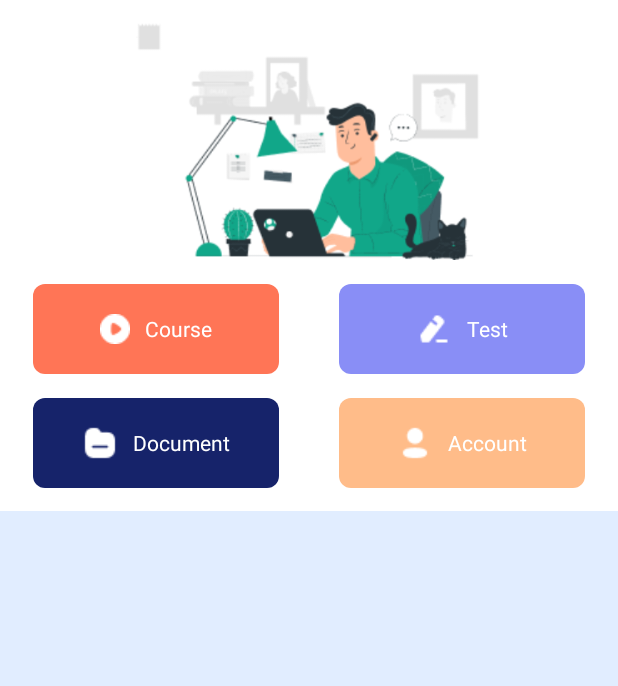
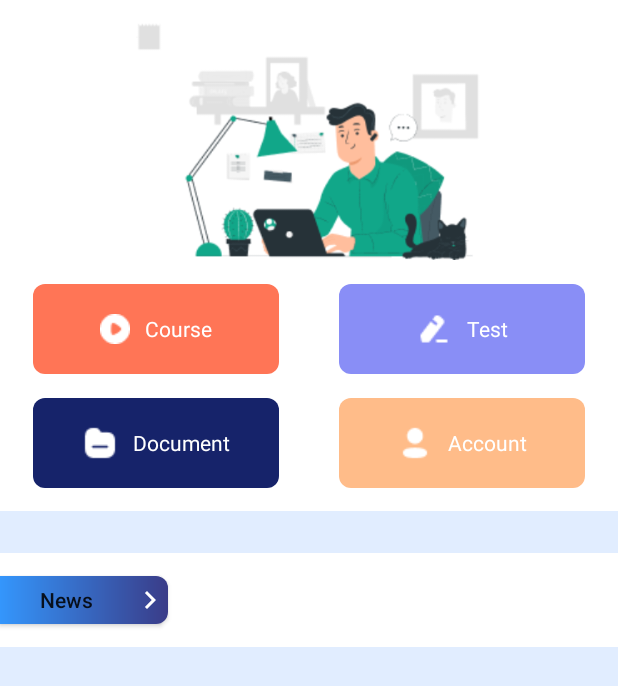
Before and after one commit to Ngoc-Anh12/AppTestOnline, an Android app: the HomeActivity screen opened directly, with no data from a screen before it, on a phone screen of 412 x 824 dp. Shown: the top 686 px of the screen. Run offline under Robolectric (Android 15) with nearby library versions, the phone set to English and light mode, and no system bars.

Commit message:
layout Course

```diff
--- a/app/src/main/AndroidManifest.xml
+++ b/app/src/main/AndroidManifest.xml
@@ -9,7 +9,11 @@
         android:roundIcon="@mipmap/ic_launcher_round"
         android:supportsRtl="true"
         android:theme="@style/Theme.Test">
-        <activity android:name=".home.HomeActivity"></activity>
+        <activity android:name=".test.TestActivity"></activity>
+        <activity android:name=".account.AccountActivity" />
+        <activity android:name=".document.DocumentActivity" />
+        <activity android:name=".course.CourseActivity" />
+        <activity android:name=".home.HomeActivity" />
         <activity android:name=".register.RegisterActivity" />
         <activity android:name=".login.LoginActivity" />
         <activity android:name=".MainActivity">
--- a/app/src/main/java/com/example/test/home/HomeActivity.java
+++ b/app/src/main/java/com/example/test/home/HomeActivity.java
@@ -1,16 +1,57 @@
 package com.example.test.home;
 
 import androidx.appcompat.app.AppCompatActivity;
+import androidx.appcompat.widget.AppCompatButton;
 
+import android.content.Intent;
 import android.os.Bundle;
+import android.view.View;
+import android.widget.LinearLayout;
 
 import com.example.test.R;
+import com.example.test.account.AccountActivity;
+import com.example.test.course.CourseActivity;
+import com.example.test.document.DocumentActivity;
+import com.example.test.test.TestActivity;
 
 public class HomeActivity extends AppCompatActivity {
-
+    View layout;
+    LinearLayout btnCourse, btnTest, btnDoc, btnAcc;
     @Override
     protected void onCreate(Bundle savedInstanceState) {
         super.onCreate(savedInstanceState);
         setContentView(R.layout.activity_home);
+        init();
+        setOnclick();
+    }
+
+    private void setOnclick() {
+        btnCourse.setOnClickListener(view ->{
+            Intent interCourse = new Intent(HomeActivity.this, CourseActivity.class);
+            startActivity(interCourse);
+        });
+
+        btnTest.setOnClickListener(view ->{
+            Intent intentTest = new Intent(HomeActivity.this, TestActivity.class);
+            startActivity(intentTest);
+        });
+
+        btnAcc.setOnClickListener(view ->{
+            Intent intentAcc = new Intent(HomeActivity.this, AccountActivity.class);
+            startActivity(intentAcc);
+        });
+
+        btnDoc.setOnClickListener(view ->{
+            Intent intentDoc = new Intent(HomeActivity.this, DocumentActivity.class);
+            startActivity(intentDoc);
+        });
+    }
+
+    private void init() {
+        layout = findViewById(R.id.layout);
+        btnCourse = layout.findViewById(R.id.ll_course);
+        btnTest = layout.findViewById(R.id.ll_test);
+        btnDoc = layout.findViewById(R.id.ll_document);
+        btnAcc = layout.findViewById(R.id.ll_acc);
     }
 }
--- /dev/null
+++ b/app/src/main/res/drawable/btn_corner.xml
@@ -0,0 +1,14 @@
+<?xml version="1.0" encoding="utf-8"?>
+<shape xmlns:android="http://schemas.android.com/apk/res/android"
+    android:shape="rectangle">
+    <!--  Gradient Bg for listrow -->
+    <gradient
+        android:startColor="@color/blue_start"
+        android:endColor="@color/blue_end"
+        android:angle="1800" />
+    <corners
+        android:bottomLeftRadius="0dp"
+        android:topLeftRadius="0dp"
+        android:radius="8dp"   >
+    </corners>
+</shape>
--- /dev/null
+++ b/app/src/main/res/drawable/ic_baseline_navigate_next_24.xml
@@ -0,0 +1,5 @@
+<vector android:height="24dp" android:tint="#FFFFFF"
+    android:viewportHeight="24" android:viewportWidth="24"
+    android:width="24dp" xmlns:android="http://schemas.android.com/apk/res/android">
+    <path android:fillColor="@android:color/white" android:pathData="M10,6L8.59,7.41 13.17,12l-4.58,4.59L10,18l6,-6z"/>
+</vector>
--- a/app/src/main/res/layout/activity_home.xml
+++ b/app/src/main/res/layout/activity_home.xml
@@ -8,6 +8,7 @@
     tools:context=".home.HomeActivity">
 
      <LinearLayout
+         android:id="@+id/ll_header"
         app:layout_constraintEnd_toEndOf="parent"
         app:layout_constraintStart_toStartOf="parent"
         app:layout_constraintTop_toTopOf="parent"
@@ -26,6 +27,7 @@
                 android:layout_height="158dp"/>
 
             <include
+                android:id="@+id/layout"
                 android:layout_width="match_parent"
                 android:layout_height="wrap_content"
                 layout="@layout/layout_feature"
@@ -34,7 +36,31 @@
                 app:layout_constraintTop_toBottomOf="@id/img_banner"/>
         </LinearLayout>
 
+    <LinearLayout
+        android:orientation="vertical"
+        android:layout_marginTop="@dimen/margin_top_large"
+        android:background="@color/white"
+        app:layout_constraintEnd_toEndOf="parent"
+        app:layout_constraintStart_toStartOf="parent"
+        app:layout_constraintTop_toBottomOf="@id/ll_header"
+        android:layout_width="match_parent"
+        android:layout_height="wrap_content">
 
+        <androidx.appcompat.widget.AppCompatButton
+            android:drawableRight="@drawable/ic_baseline_navigate_next_24"
+            android:textAllCaps="false"
+            android:text="@string/news"
+            android:layout_marginTop="@dimen/margin_top_small"
+            android:background="@drawable/btn_corner"
+            android:layout_width="112dp"
+            android:layout_height="32dp"/>
+
+        <androidx.recyclerview.widget.RecyclerView
+            android:layout_marginTop="@dimen/margin_top_small"
+            android:layout_width="match_parent"
+            android:layout_height="wrap_content"/>
+
+    </LinearLayout>
 
 
 
--- a/app/src/main/res/layout/layout_feature.xml
+++ b/app/src/main/res/layout/layout_feature.xml
@@ -32,6 +32,7 @@
                 android:layout_width="wrap_content"
                 android:layout_height="wrap_content"/>
             <TextView
+                android:id="@+id/text_course"
                 android:textColor="@color/white"
                 android:text="@string/course"
                 android:layout_width="wrap_content"
@@ -58,6 +59,7 @@
                 android:layout_height="wrap_content"/>
 
             <TextView
+                android:id="@+id/text_test"
                 android:textColor="@color/white"
                 android:text="@string/test"
                 android:layout_width="wrap_content"
@@ -90,6 +92,7 @@
                 android:layout_width="wrap_content"
                 android:layout_height="wrap_content"/>
             <TextView
+                android:id="@+id/text_doc"
                 android:textColor="@color/white"
                 android:text="@string/document"
                 android:layout_width="wrap_content"
@@ -116,11 +119,12 @@
                 android:layout_height="wrap_content"/>
 
             <TextView
-                android:textColor="@color/white"
-                android:text="@string/account"
+                android:id="@+id/text_acc"
                 android:layout_width="wrap_content"
                 android:layout_height="wrap_content"
-                android:paddingLeft="@dimen/padding_normal" />
+                android:paddingLeft="@dimen/padding_normal"
+                android:text="@string/account"
+                android:textColor="@color/white" />
         </LinearLayout>
     </LinearLayout>
 
--- a/app/src/main/res/values/colors.xml
+++ b/app/src/main/res/values/colors.xml
@@ -20,4 +20,7 @@
     <color name="yellow">#FFBC89</color>
     <color name="dark_blue">#16236A</color>
     <color name="color_background_home">#E1EDFF</color>
+
+    <color name="color_search"> #E1EDFF</color>
+    <color name="color_title">#202033</color>
 </resources>
--- a/app/src/main/res/values/dimen.xml
+++ b/app/src/main/res/values/dimen.xml
@@ -25,6 +25,7 @@
     <dimen name="smaller_text_view_size">10sp</dimen>
     <dimen name="small_text_view_size">12sp</dimen>
     <dimen name="normal_text_view_size">16sp</dimen>
+    <dimen name="normaler_text_view_size">18sp</dimen>
     <dimen name="large_text_view_size">30sp</dimen>
 
     <!--padding-->
--- a/app/src/main/res/values/strings.xml
+++ b/app/src/main/res/values/strings.xml
@@ -14,4 +14,8 @@
     <string name="document">Document</string>
     <string name="test">Test</string>
     <string name="account">Account</string>
+    <string name="news">News</string>
+
+    <!--title course-->
+    <string name="title_list_course">List course</string>
 </resources>
```
Also changed, not shown: app/src/main/java/com/example/test/account/AccountActivity.java (added, +16 -0 lines), app/src/main/java/com/example/test/course/CourseActivity.java (added, +42 -0 lines), app/src/main/java/com/example/test/document/DocumentActivity.java (added, +16 -0 lines), app/src/main/java/com/example/test/test/TestActivity.java (added, +16 -0 lines), app/src/main/res/drawable/btn_search.xml (added, +14 -0 lines), app/src/main/res/layout/activity_account.xml (added, +9 -0 lines), app/src/main/res/layout/activity_course.xml (added, +70 -0 lines), app/src/main/res/layout/activity_document.xml (added, +9 -0 lines), app/src/main/res/layout/activity_test.xml (added, +9 -0 lines). Lines whose indentation alone changed are shown as unchanged.
